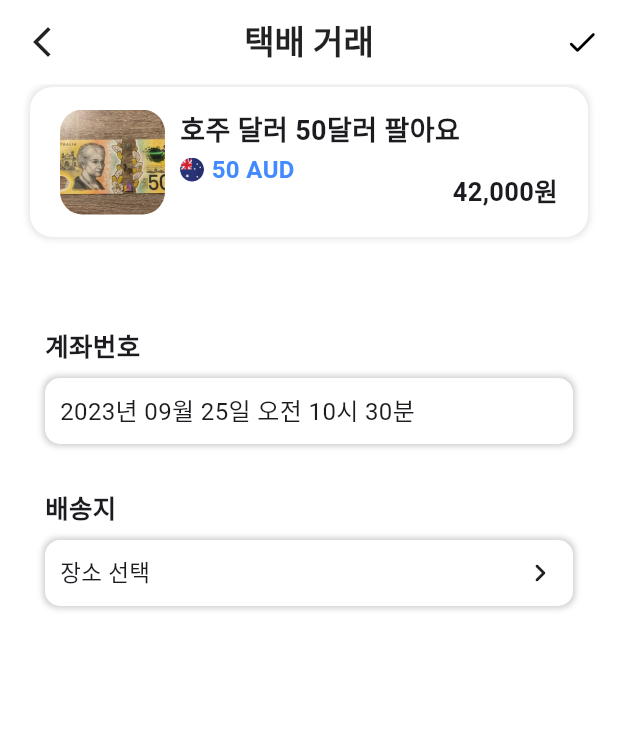
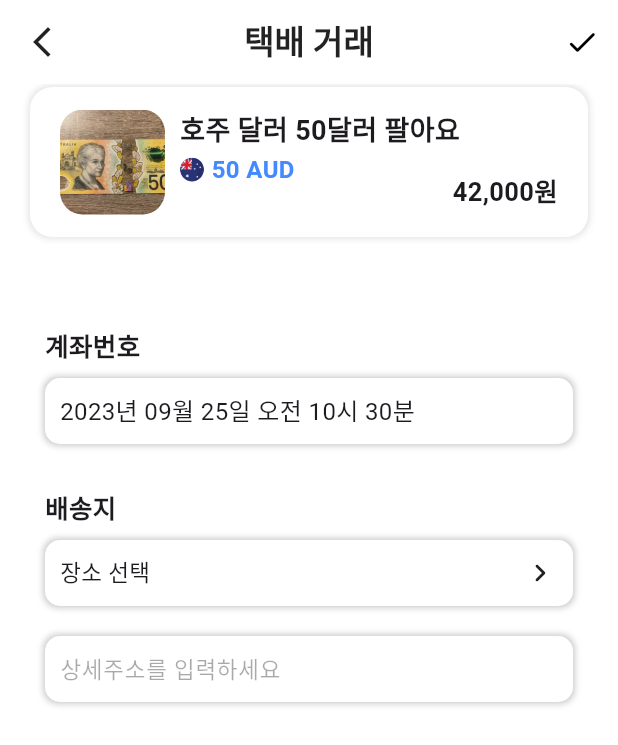
Before and after one commit to Donne-All-Around/DonneAllAround, a Flutter app: the DeliveryTransactionPage screen opened directly, on a phone screen of 412 x 824 dp. Shown: the top 745 px of the screen. Run offline on Flutter 3.47's test engine with Material 3 defaults, Android fonts, the light colour scheme and no system bars; our stand-ins replace awesome_bottom_bar, chat_bubbles, flutter_chat_bubble, geocoding, geolocator, google_maps_flutter and 2 more; missing offline and left inert: bottom_picker, kpostal.

Commit message:
0925 JM 주소 선택 추가

```diff
--- a/frontend/a705/lib/chatting_detail_page.dart
+++ b/frontend/a705/lib/chatting_detail_page.dart
@@ -186,7 +186,6 @@ class _ChattingDetailPageState extends State<ChattingDetailPage> {
                 color: const Color(0xFFFFD954),
                 child: Row(
                   children: [
-                    const SizedBox(width: 10),
                     IconButton(
                       icon: const Icon(Icons.add),
                       onPressed: () {
@@ -201,7 +200,7 @@ class _ChattingDetailPageState extends State<ChattingDetailPage> {
                     Flexible(
                       flex: 2,
                       child: Container(
-                        padding: const EdgeInsets.fromLTRB(10, 5, 10, 5),
+                        padding: const EdgeInsets.fromLTRB(0, 5, 0, 5),
                         child: TextField(
                           onTap: () {
                             setState(() {
@@ -241,7 +240,6 @@ class _ChattingDetailPageState extends State<ChattingDetailPage> {
                       padding: EdgeInsets.zero,
                       constraints: BoxConstraints(),
                     ),
-                    const SizedBox(width: 10),
                   ],
                 ),
               ),
@@ -315,7 +313,7 @@ class _ChattingDetailPageState extends State<ChattingDetailPage> {
                             String appt = await Navigator.push(context, MaterialPageRoute(
                                 builder: (context) => const TransactionInfoPage()));
                             setState(() {
-                              _appt = appt;
+                              // _appt = appt;
                             });
                           },
                           child: Column(
--- a/frontend/a705/lib/delivery_transaction_page.dart
+++ b/frontend/a705/lib/delivery_transaction_page.dart
@@ -3,6 +3,7 @@ import 'package:flutter/material.dart';
 import 'package:geolocator/geolocator.dart';
 import 'package:google_maps_flutter/google_maps_flutter.dart';
 import 'package:intl/intl.dart';
+import 'package:kpostal/kpostal.dart';
 
 class DeliveryTransactionPage extends StatefulWidget {
   const DeliveryTransactionPage({super.key});
@@ -13,9 +14,13 @@ class DeliveryTransactionPage extends StatefulWidget {
 
 class _DeliveryTransactionPageState extends State<DeliveryTransactionPage> {
 
+  String postCode = '-';
+  String address = '-';
+
   var appointmentDate = DateTime.now();
   String _addr = "장소 선택";
   String appt = "";
+  String _addrDetail = "";
 
   Future<Position> getCurrentLocation() async {
     LocationPermission permission = await Geolocator.requestPermission();
@@ -30,6 +35,12 @@ class _DeliveryTransactionPageState extends State<DeliveryTransactionPage> {
     _getUserLocation();
   }
 
+  @override
+  void dispose() {
+    _addrTextEditController.dispose();
+    super.dispose();
+  }
+
   void _getUserLocation() async {
     var position = await GeolocatorPlatform.instance.getCurrentPosition(
         locationSettings: const LocationSettings(
@@ -41,6 +52,8 @@ class _DeliveryTransactionPageState extends State<DeliveryTransactionPage> {
   }
 
   late LatLng currentPosition;
+
+  final _addrTextEditController = TextEditingController();
 
   @override
   Widget build(BuildContext context) {
@@ -67,10 +80,13 @@ class _DeliveryTransactionPageState extends State<DeliveryTransactionPage> {
             actions: [
               IconButton(
                   onPressed: () {
+                    FocusScope.of(context).unfocus();
                     setState(() {
-                      appt += DateFormat('yy.MM.dd a hh:mm', 'ko').format(appointmentDate);
+                      // appt += DateFormat('yy.MM.dd a hh:mm', 'ko').format(appointmentDate);
+                      appt += _addr;
                       appt += " ";
-                      appt += _addr;
+                      appt += _addrDetail;
+                      // appt += "($postCode)";
                     });
                     Navigator.pop(context, appt);
                     Navigator.pop(context, appt);
@@ -234,12 +250,24 @@ class _DeliveryTransactionPageState extends State<DeliveryTransactionPage> {
               ),
               GestureDetector(
                 onTap: () async {
-                  String addr = await Navigator.push(
+                  await Navigator.push(
                       context,
-                      MaterialPageRoute(
-                          builder: (context) => const SearchAddressPage()));
+                    MaterialPageRoute(
+                      builder: (_) => KpostalView(
+                        useLocalServer: true,
+                        localPort: 8080,
+                        kakaoKey: '0c75e0af40aaa0554ca69939967756ed',
+                        callback: (Kpostal result) {
+                          setState(() {
+                            postCode = result.postCode;
+                            address = result.address;
+                          });
+                        },
+                      ),
+                    ),);
                   setState(() {
-                    _addr = addr;
+                    _addr = "($postCode) ";
+                    _addr += address;
                   });
                 },
                 child: Container(
@@ -274,6 +302,47 @@ class _DeliveryTransactionPageState extends State<DeliveryTransactionPage> {
                   ),
                 ),
               ),
+              Container(
+                margin: const EdgeInsets.fromLTRB(30, 10, 30, 10),
+                padding: const EdgeInsets.fromLTRB(10, 10, 10, 10),
+                width: double.infinity,
+                decoration: BoxDecoration(
+                  color: Colors.white,
+                  borderRadius: BorderRadius.circular(10),
+                  boxShadow: [
+                    BoxShadow(
+                      color: Colors.black.withOpacity(0.2),
+                      spreadRadius: 1,
+                      blurRadius: 3,
+                      offset: const Offset(0, 0),
+                    ),
+                  ],
+                ),
+                child: Row(
+                  mainAxisAlignment: MainAxisAlignment.spaceBetween,
+                  children: [
+                    Expanded(
+
+                      child: TextField(
+                        controller: _addrTextEditController,
+                        decoration: InputDecoration(
+                          hintText: '상세주소를 입력하세요',
+                          border: InputBorder.none,
+                          contentPadding: EdgeInsets.zero,
+                          isDense: true,
+                          enabled: _addr == "장소 선택" ? false : true,
+                        ),
+                        style: const TextStyle(
+                          fontSize: 15,
+                        ),
+                        onChanged: (text) {
+                          _addrDetail = text;
+                        }
+                      ),
+                    ),
+                  ],
+                ),
+              ),
             ],
           ),
         ));
--- /dev/null
+++ b/frontend/a705/lib/models/constant.dart
@@ -0,0 +1,39 @@
+class KpostalConst {
+  KpostalConst._();
+
+  static const String packageName = 'Kpostal';
+
+  static const String localeKo = 'ko_KR';
+  static const String localeUs = 'en_US';
+
+  static const String postCode = 'zonecode';
+  static const String address = 'address';
+  static const String addressEng = 'addressEnglish';
+  static const String roadAddress = 'roadAddress';
+  static const String roadAddressEng = 'roadAddressEnglish';
+  static const String jibunAddress = 'jibunAddress';
+  static const String jibunAddressEng = 'jibunAddressEnglish';
+  static const String autoJibunAddress = 'autoJibunAddress';
+  static const String autoJibunAddressEng = 'autoJibunAddressEnglish';
+  static const String buildingCode = 'buildingCode';
+  static const String buildingName = 'buildingName';
+  static const String apartment = 'apartment';
+  static const String addressType = 'addressType';
+  static const String sido = 'sido';
+  static const String sidoEng = 'sidoEnglish';
+  static const String sigungu = 'sigungu';
+  static const String sigunguEng = 'sigunguEnglish';
+  static const String sigunguCode = 'sigunguCode';
+  static const String roadnameCode = 'roadnameCode';
+  static const String roadname = 'roadname';
+  static const String roadnameEng = 'roadnameEnglish';
+  static const String bcode = 'bcode';
+  static const String bname = 'bname';
+  static const String bname1 = 'bname1';
+  static const String bnameEng = 'bnameEnglish';
+  static const String query = 'query';
+  static const String userSelectedType = 'userSelectedType';
+  static const String userLanguageType = 'userLanguageType';
+  static const String kakaoLatitude = 'kakaoLat';
+  static const String kakaoLongitude = 'kakaoLng';
+}
--- /dev/null
+++ b/frontend/a705/lib/models/kpostal_model.dart
@@ -0,0 +1,211 @@
+import 'dart:developer';
+import 'package:geocoding/geocoding.dart';
+import 'package:kpostal/kpostal.dart';
+
+class Kpostal {
+  /// 국가기초구역번호. 2015년 8월 1일부터 시행된 새 우편번호.
+  final String postCode;
+
+  /// 기본 주소
+  final String address;
+
+  /// 기본 영문 주소
+  final String addressEng;
+
+  /// 도로명 주소
+  final String roadAddress;
+
+  /// 영문 도로명 주소
+  final String roadAddressEng;
+
+  /// 지번 주소
+  final String jibunAddress;
+
+  /// 영문 지번 주소
+  final String jibunAddressEng;
+
+  /// 건물관리번호
+  final String buildingCode;
+
+  /// 건물명
+  final String buildingName;
+
+  /// 공동주택 여부(Y/N)
+  final String apartment;
+
+  /// 검색된 기본 주소 타입: R(도로명), J(지번)
+  final String addressType;
+
+  /// 도/시 이름
+  final String sido;
+
+  /// 영문 도/시 이름
+  final String sidoEng;
+
+  /// 시/군/구 이름
+  final String sigungu;
+
+  /// 영문 시/군/구 이름
+  final String sigunguEng;
+
+  /// 시/군/구 코드
+  final String sigunguCode;
+
+  /// 도로명 코드, 7자리로 구성된 도로명 코드입니다. 추후 7자리 이상으로 늘어날 수 있습니다.
+  final String roadnameCode;
+
+  /// 법정동/법정리 코드
+  final String bcode;
+
+  /// 도로명 값, 검색 결과 중 선택한 도로명주소의 "도로명" 값이 들어갑니다.(건물번호 제외)
+  final String roadname;
+
+  /// 도로명 값, 검색 결과 중 선택한 도로명주소의 "도로명의 영문" 값이 들어갑니다.(건물번호 제외)
+  final String roadnameEng;
+
+  /// 법정동/법정리 이름
+  final String bname;
+
+  /// 영문 법정동/법정리 이름
+  final String bnameEng;
+
+  /// 법정리의 읍/면 이름
+  final String bname1;
+
+  /// 사용자가 입력한 검색어
+  final String query;
+
+  /// 검색 결과에서 사용자가 선택한 주소의 타입
+  final String userSelectedType;
+
+  /// 검색 결과에서 사용자가 선택한 주소의 언어 타입: K(한글주소), E(영문주소)
+  final String userLanguageType;
+
+  /// 위도(플랫폼 geocoding)
+  late double? latitude;
+
+  /// 경도(플랫폼 geocoding)
+  late double? longitude;
+
+  /// 위도(카카오 geocoding)
+  final double? kakaoLatitude;
+
+  /// 경도(카카오 geocoding)
+  final double? kakaoLongitude;
+
+  Kpostal({
+    required this.postCode,
+    required this.address,
+    required this.addressEng,
+    required this.roadAddress,
+    required this.roadAddressEng,
+    required this.jibunAddress,
+    required this.jibunAddressEng,
+    required this.buildingCode,
+    required this.buildingName,
+    required this.apartment,
+    required this.addressType,
+    required this.sido,
+    required this.sidoEng,
+    required this.sigungu,
+    required this.sigunguEng,
+    required this.sigunguCode,
+    required this.roadnameCode,
+    required this.roadname,
+    required this.roadnameEng,
+    required this.bcode,
+    required this.bname,
+    required this.bnameEng,
+    required this.query,
+    required this.userSelectedType,
+    required this.userLanguageType,
+    required this.bname1,
+    this.latitude,
+    this.longitude,
+    this.kakaoLatitude,
+    this.kakaoLongitude,
+  });
+
+  factory Kpostal.fromJson(Map json) => Kpostal(
+    postCode: json[KpostalConst.postCode] as String,
+    address: json[KpostalConst.address] as String,
+    addressEng: json[KpostalConst.addressEng] as String,
+    roadAddress: json[KpostalConst.roadAddress] as String,
+    roadAddressEng: json[KpostalConst.roadAddressEng] as String,
+    jibunAddress: (json[KpostalConst.jibunAddress] as String).isNotEmpty
+        ? json[KpostalConst.jibunAddress] as String
+        : json[KpostalConst.autoJibunAddress] as String,
+    jibunAddressEng:
+    (json[KpostalConst.jibunAddressEng] as String).isNotEmpty
+        ? json[KpostalConst.jibunAddressEng] as String
+        : json[KpostalConst.autoJibunAddressEng] as String,
+    buildingCode: json[KpostalConst.buildingCode] as String,
+    buildingName: json[KpostalConst.buildingName] as String,
+    apartment: json[KpostalConst.apartment] as String,
+    addressType: json[KpostalConst.addressType] as String,
+    sido: json[KpostalConst.sido] as String,
+    sidoEng: json[KpostalConst.sidoEng] as String,
+    sigungu: json[KpostalConst.sigungu] as String,
+    sigunguEng: json[KpostalConst.sigunguEng] as String,
+    sigunguCode: json[KpostalConst.sigunguCode] as String,
+    roadnameCode: json[KpostalConst.roadnameCode] as String,
+    roadname: json[KpostalConst.roadname] as String,
+    roadnameEng: json[KpostalConst.roadnameEng] as String,
+    bcode: json[KpostalConst.bcode] as String,
+    bname: json[KpostalConst.bname] as String,
+    bname1: json[KpostalConst.bname1] as String,
+    bnameEng: json[KpostalConst.bnameEng] as String,
+    query: json[KpostalConst.query] as String,
+    userSelectedType: json[KpostalConst.userSelectedType] as String,
+    userLanguageType: json[KpostalConst.userLanguageType] as String,
+    kakaoLatitude: double.tryParse(json[KpostalConst.kakaoLatitude] ?? ''),
+    kakaoLongitude:
+    double.tryParse(json[KpostalConst.kakaoLongitude] ?? ''),
+  );
+
+  @override
+  String toString() {
+    return "우편번호: $postCode, 주소: $address, 경위도: N$latitude° E$longitude°";
+  }
+
+  /// 유저가 화면에서 선택한 주소를 그대로 return합니다.
+  String get userSelectedAddress {
+    if (userSelectedType == 'J') {
+      if (userLanguageType == 'E') return jibunAddressEng;
+      return jibunAddress;
+    }
+    if (userLanguageType == 'E') return roadAddressEng;
+    return roadAddress;
+  }
+
+  Future<List<Location>> searchLocation(String address) async {
+    try {
+      final List<Location> result = await locationFromAddress(address,
+          localeIdentifier: KpostalConst.localeKo);
+      log('LatLng Found from "$address"', name: KpostalConst.packageName);
+      return result;
+    }
+    // 경위도 조회 결과가 없는 경우
+    on NoResultFoundException {
+      log('LatLng NotFound from "$address"', name: KpostalConst.packageName);
+      return <Location>[];
+    } catch (_) {
+      return <Location>[];
+    }
+  }
+
+  Future<Location?> get latLng async {
+    try {
+      final List<Location> fromEngAddress = await searchLocation(addressEng);
+      if (fromEngAddress.isNotEmpty) {
+        return fromEngAddress.last;
+      }
+      final List<Location> fromAddress = await searchLocation(address);
+      return fromAddress.last;
+    } on StateError {
+      log('Location is not found from geocoding',
+          name: KpostalConst.packageName);
+      return null;
+    }
+  }
+}
```
Also changed, not shown: frontend/a705/lib/search_address_page.dart (+17 -17 lines), frontend/a705/lib/transaction_info_page.dart (+17 -2 lines), 3 other files.
